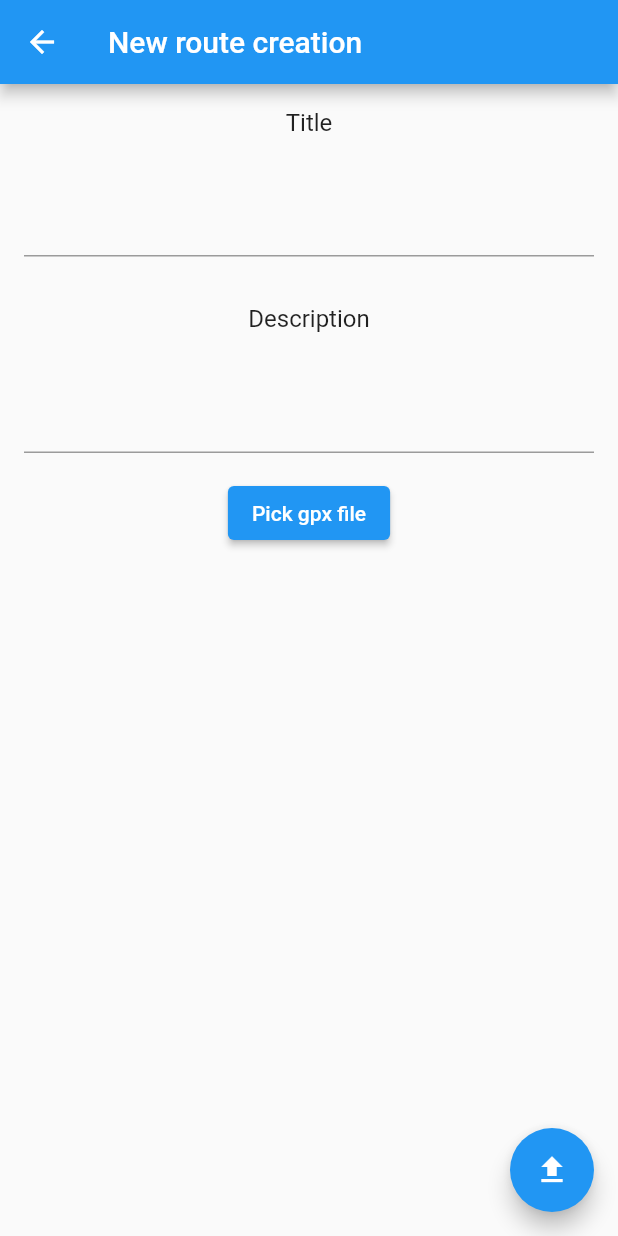
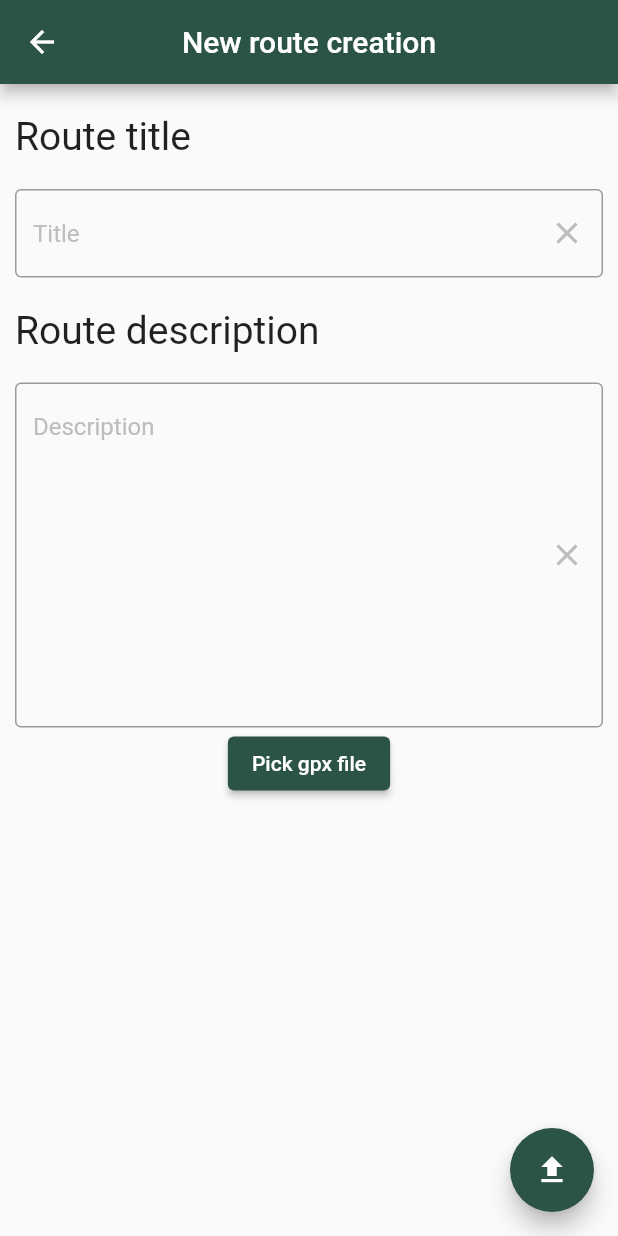
Before and after one commit to nikzor/taurist, a Flutter app: the NewRouteScreen screen opened by its route, on a phone screen of 412 x 824 dp. Run offline on Flutter 3.47's test engine with Material 2 defaults, Android fonts, the phone set to English and light mode, and no system bars; our stand-ins replace cloud_firestore, email_validator, file_picker, firebase_auth, firebase_core, firebase_crashlytics and 5 more; missing offline and left inert: gpx; accounts and stored records are empty.

Commit message:
Design newRouteScreen

```diff
--- a/lib/controllers/routes_controller.dart
+++ b/lib/controllers/routes_controller.dart
@@ -13,6 +13,7 @@ class RoutesController extends GetxController {
   static const uuid = Uuid();
   final routesDB = FirebaseFirestore.instance;
   final xmlStorage = FirebaseStorage.instance;
+  File? uploadFile;
 
   Future<RouteModel?> get(String id) async {
     try {
--- a/lib/screens/newRouteScreen/main_screen.dart
+++ b/lib/screens/newRouteScreen/main_screen.dart
@@ -7,12 +7,11 @@ import 'package:file_picker/file_picker.dart';
 import 'package:taurist/data/route_model.dart';
 import 'package:uuid/uuid.dart';
 
-
 class NewRouteScreen extends StatefulWidget {
   const NewRouteScreen({super.key});
 
   @override
-  _NewRouteScreenState createState() => _NewRouteScreenState();
+  State<NewRouteScreen> createState() => _NewRouteScreenState();
 }
 
 class _NewRouteScreenState extends State<NewRouteScreen> {
@@ -21,13 +20,12 @@ class _NewRouteScreenState extends State<NewRouteScreen> {
   final descriptionController = TextEditingController();
   final uuid = const Uuid();
   File? uploadFile;
+
   void addXmlFile() async {
     FilePickerResult? result = await FilePicker.platform.pickFiles();
 
     if (result != null) {
       uploadFile = File(result.files.first.path!);
-    } else {
-      print("You have not picked the file!");
     }
   }
 
@@ -43,47 +41,112 @@ class _NewRouteScreenState extends State<NewRouteScreen> {
     return Scaffold(
       appBar: AppBar(
         title: const Text('New route creation'),
+        centerTitle: true,
+        backgroundColor: const Color.fromRGBO(44, 83, 72, 1),
       ),
-      body: Column(
+      body: SafeArea(
+        child: SingleChildScrollView(
+          child: Column(
+            mainAxisAlignment: MainAxisAlignment.start,
             children: [
-          const Padding(
-            padding: EdgeInsets.all(16.0),
-            child: Text(
-              "Title",
+              Container(
+                padding: const EdgeInsets.only(top: 20, left: 10),
+                width: MediaQuery.of(context).size.width,
+                child: const Text(
+                  "Route title",
                   style: TextStyle(
-                fontSize: 16.0,
+                    fontSize: 26.0,
+                  ),
+                  textAlign: TextAlign.start,
+                ),
+              ),
+              Container(
+                margin: const EdgeInsets.only(top: 20, left: 10, right: 10),
+                width: MediaQuery.of(context).size.width,
+                child: TextField(
+                  controller: titleController,
+                  textInputAction: TextInputAction.next,
+                  decoration: InputDecoration(
+                    hintText: "Title",
+                    hintStyle: const TextStyle(
+                        color: Color.fromRGBO(189, 189, 189, 1), fontSize: 16),
+                    border: const OutlineInputBorder(
+                        borderSide:
+                            BorderSide(color: Color.fromRGBO(44, 83, 72, 1))),
+                    suffixIcon: IconButton(
+                      onPressed: titleController.clear,
+                      icon: const Icon(
+                        Icons.clear,
+                        color: Color.fromRGBO(189, 189, 189, 1),
                       ),
                     ),
                   ),
-          Padding(
-            padding: const EdgeInsets.all(16.0),
-            child: TextField(
-              controller: titleController,
                 ),
               ),
-          const Padding(
-            padding: EdgeInsets.all(16.0),
-            child: Text(
-              "Description",
+              Container(
+                padding: const EdgeInsets.only(top: 20, left: 10),
+                width: MediaQuery.of(context).size.width,
+                child: const Text(
+                  "Route description",
                   style: TextStyle(
-                fontSize: 16.0,
+                    fontSize: 26.0,
+                  ),
+                  textAlign: TextAlign.start,
+                ),
+              ),
+              Container(
+                margin: const EdgeInsets.only(top: 20, left: 10, right: 10),
+                width: MediaQuery.of(context).size.width,
+                child: TextField(
+                  controller: descriptionController,
+                  textInputAction: TextInputAction.next,
+                  minLines: 10,
+                  maxLines: 10,
+                  decoration: InputDecoration(
+                    hintText: "Description",
+                    hintStyle: const TextStyle(
+                        color: Color.fromRGBO(189, 189, 189, 1), fontSize: 16),
+                    border: const OutlineInputBorder(
+                        borderSide:
+                            BorderSide(color: Color.fromRGBO(44, 83, 72, 1))),
+                    suffixIcon: IconButton(
+                      onPressed: descriptionController.clear,
+                      icon: const Icon(
+                        Icons.clear,
+                        color: Color.fromRGBO(189, 189, 189, 1),
                       ),
                     ),
                   ),
-          Padding(
-            padding: const EdgeInsets.all(16.0),
-            child: TextField(
-              controller: descriptionController,
                 ),
               ),
-          ElevatedButton(onPressed: addXmlFile, child: Text("Pick gpx file"))
+              ElevatedButton(
+                onPressed: addXmlFile,
+                style: ElevatedButton.styleFrom(
+                  primary: const Color.fromRGBO(44, 83, 72, 1),
+                  onPrimary: Colors.white,
+                ),
+                child: const Text("Pick gpx file"),
+              )
             ],
           ),
+        ),
+      ),
       floatingActionButton: FloatingActionButton(
+        backgroundColor: const Color.fromRGBO(44, 83, 72, 1),
+        foregroundColor: Colors.white,
         onPressed: () async {
           String? uploadFileId = await routesController.addXml(uploadFile);
-          routesController.addOrUpdate(RouteModel(uuid.v4(), FirebaseAuth.instance.currentUser!.uid, titleController.text, descriptionController.text, 0.0, 0,
-              {}, uploadFileId ?? "someRandomId"));
+          routesController.addOrUpdate(
+            RouteModel(
+                uuid.v4(),
+                FirebaseAuth.instance.currentUser!.uid,
+                titleController.text,
+                descriptionController.text,
+                0.0,
+                0,
+                {},
+                uploadFileId ?? "someRandomId"),
+          );
         },
         tooltip: 'Upload data to the server',
         child: const Icon(Icons.upload),
```
Also changed, not shown: lib/screens/signIn/main_screen.dart (+2 -9 lines). Lines whose indentation alone changed are shown as unchanged.
